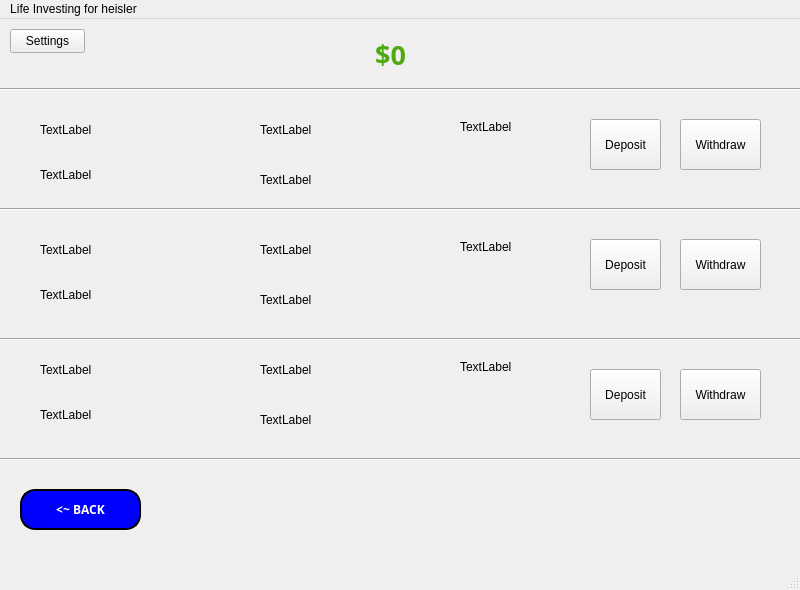
This is mainwindow.ui in NandhiniRam2005/CS3505-Group-Assignment9-LifeInvestor as Qt 5 draws it before an edit. The edited form follows.
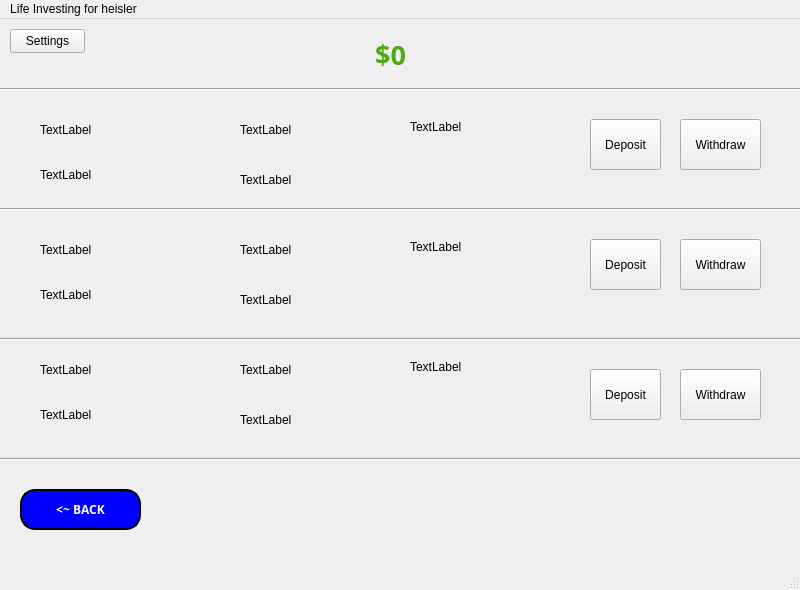
This is the edited form. Icons and pictures are not drawn.

Commit message: cd withdraw button should work and text appears, need to do deposit

The edit to the form file:
```diff
--- a/mainwindow.ui
+++ b/mainwindow.ui
@@ -2017,9 +2017,9 @@
      <widget class="QLabel" name="cd1TermLabel">
       <property name="geometry">
        <rect>
-        <x>260</x>
+        <x>240</x>
         <y>90</y>
-        <width>91</width>
+        <width>151</width>
         <height>41</height>
        </rect>
       </property>
@@ -2030,9 +2030,9 @@
      <widget class="QLabel" name="cd1YearsLeftLabel">
       <property name="geometry">
        <rect>
-        <x>260</x>
+        <x>240</x>
         <y>140</y>
-        <width>111</width>
+        <width>181</width>
         <height>41</height>
        </rect>
       </property>
@@ -2043,9 +2043,9 @@
      <widget class="QLabel" name="cd1MinDepositLabel">
       <property name="geometry">
        <rect>
-        <x>460</x>
+        <x>410</x>
         <y>100</y>
-        <width>58</width>
+        <width>161</width>
         <height>16</height>
        </rect>
       </property>
@@ -2108,9 +2108,9 @@
      <widget class="QLabel" name="cd2TermLabel">
       <property name="geometry">
        <rect>
-        <x>260</x>
+        <x>240</x>
         <y>210</y>
-        <width>91</width>
+        <width>171</width>
         <height>41</height>
        </rect>
       </property>
@@ -2121,9 +2121,9 @@
      <widget class="QLabel" name="cd2YearsLeftLabel">
       <property name="geometry">
        <rect>
-        <x>260</x>
+        <x>240</x>
         <y>260</y>
-        <width>111</width>
+        <width>191</width>
         <height>41</height>
        </rect>
       </property>
@@ -2134,9 +2134,9 @@
      <widget class="QLabel" name="cd2MinDepositLabel">
       <property name="geometry">
        <rect>
-        <x>460</x>
+        <x>410</x>
         <y>220</y>
-        <width>58</width>
+        <width>161</width>
         <height>16</height>
        </rect>
       </property>
@@ -2199,9 +2199,9 @@
      <widget class="QLabel" name="cd3TermLabel">
       <property name="geometry">
        <rect>
-        <x>260</x>
+        <x>240</x>
         <y>330</y>
-        <width>91</width>
+        <width>181</width>
         <height>41</height>
        </rect>
       </property>
@@ -2212,9 +2212,9 @@
      <widget class="QLabel" name="cd3YearsLeftLabel">
       <property name="geometry">
        <rect>
-        <x>260</x>
+        <x>240</x>
         <y>380</y>
-        <width>111</width>
+        <width>181</width>
         <height>41</height>
        </rect>
       </property>
@@ -2225,9 +2225,9 @@
      <widget class="QLabel" name="cd3MinDepositLabel">
       <property name="geometry">
        <rect>
-        <x>460</x>
+        <x>410</x>
         <y>340</y>
-        <width>58</width>
+        <width>171</width>
         <height>16</height>
        </rect>
       </property>
```
The commit also changes 1 other file.
